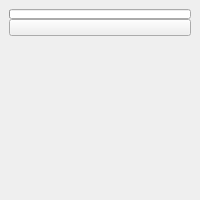
Qt form ui/level_3/dynLayout.ui (m3trik/Scripts_portable) before a commit.
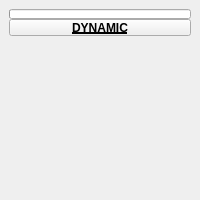
The same form after that commit. Custom widgets are drawn as their Qt base class.

Diff of the .ui file:
```diff
--- a/ui/level_3/dynLayout.ui
+++ b/ui/level_3/dynLayout.ui
@@ -134,8 +134,15 @@
           <height>17</height>
          </size>
         </property>
+        <property name="font">
+         <font>
+          <weight>75</weight>
+          <bold>true</bold>
+          <underline>true</underline>
+         </font>
+        </property>
         <property name="text">
-         <string/>
+         <string>DYNAMIC</string>
         </property>
         <property name="checkable">
          <bool>true</bool>
```
